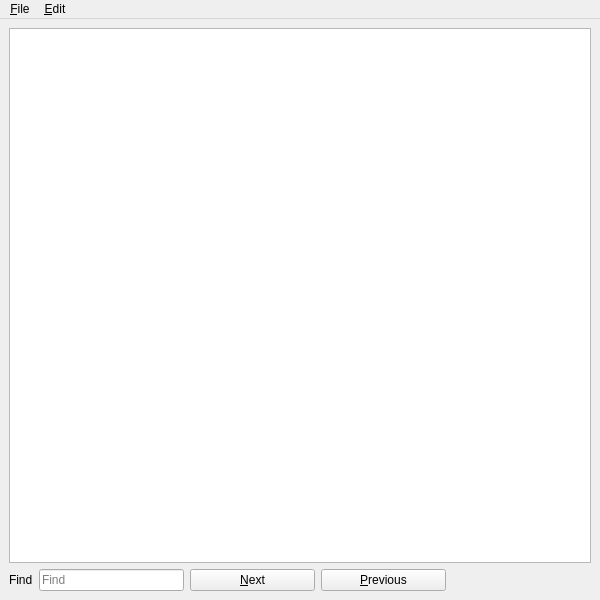
This is UI/biblioteq_documentationwindow.ui in textbrowser/biblioteq as Qt 5 draws it before an edit. The edited form follows.
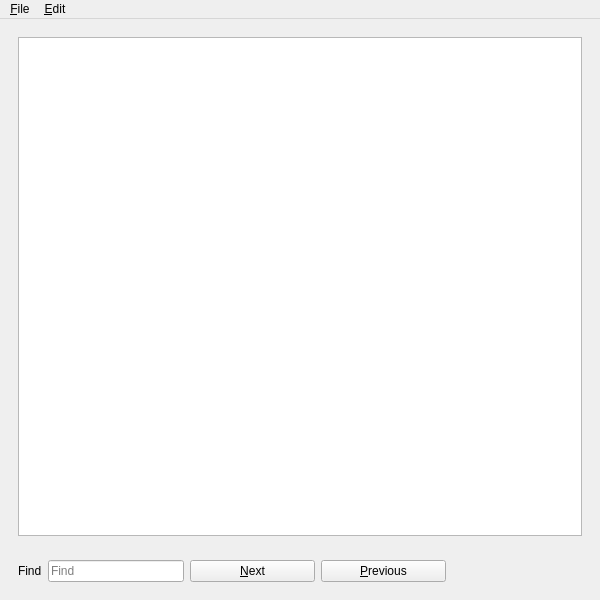
This is the edited form. Icons and pictures are not drawn.

```diff
--- a/UI/biblioteq_documentationwindow.ui
+++ b/UI/biblioteq_documentationwindow.ui
@@ -20,13 +20,25 @@
   <widget class="QWidget" name="centralwidget">
    <layout class="QVBoxLayout" name="verticalLayout_2">
     <item>
+     <widget class="QStackedWidget" name="stack">
+      <property name="currentIndex">
+       <number>0</number>
+      </property>
+      <widget class="QWidget" name="page_1">
+       <layout class="QVBoxLayout" name="verticalLayout">
+        <item>
      <widget class="QTextBrowser" name="text">
       <property name="tabChangesFocus">
        <bool>true</bool>
       </property>
      </widget>
     </item>
+       </layout>
+      </widget>
+     </widget>
+    </item>
     <item>
+     <widget class="QFrame" name="frame">
      <layout class="QHBoxLayout" name="horizontalLayout">
       <item>
        <widget class="QLabel" name="label">
@@ -86,13 +98,14 @@
         </property>
         <property name="sizeHint" stdset="0">
          <size>
-          <width>40</width>
+           <width>116</width>
           <height>20</height>
          </size>
         </property>
        </spacer>
       </item>
      </layout>
+     </widget>
     </item>
    </layout>
   </widget>
```
Lines whose indentation alone changed are shown as unchanged.
